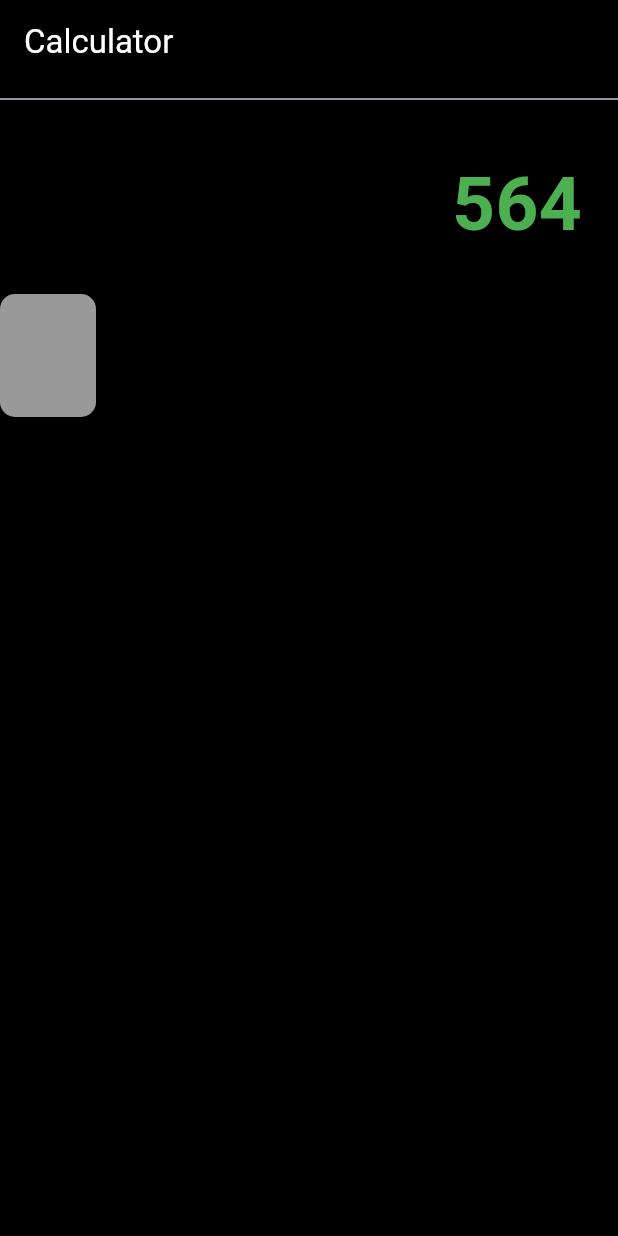
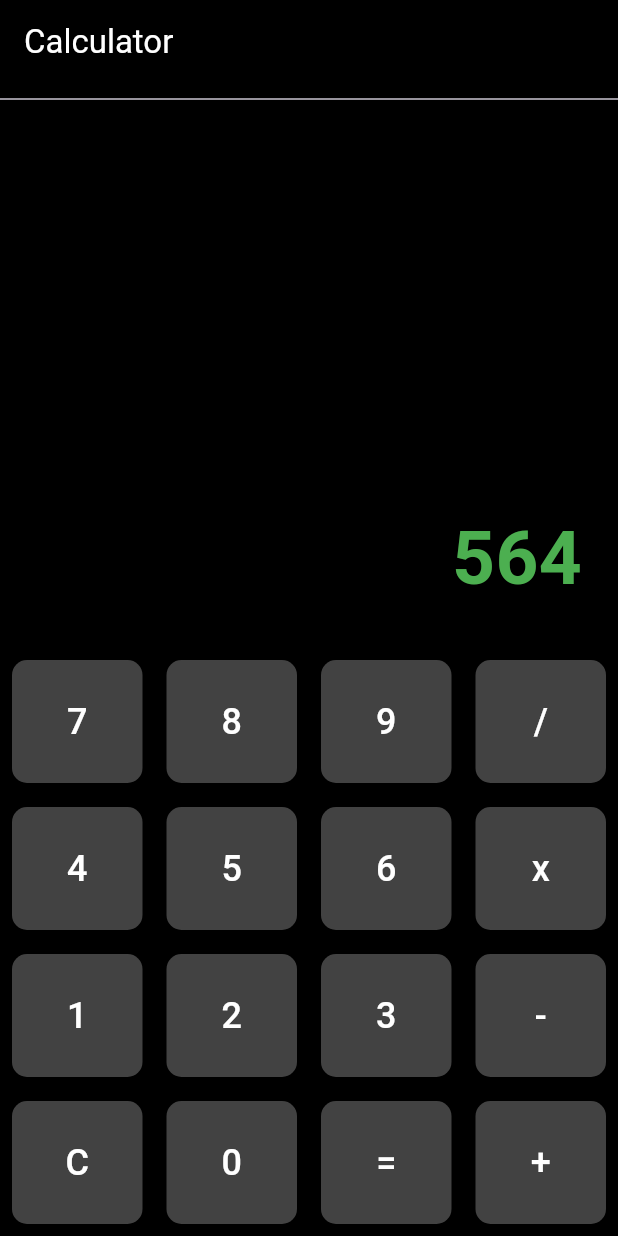
Before and after one commit to neelislam/Flutter-Ostad, a Flutter app: the screen it shows after launch, on a phone screen of 412 x 824 dp. Run offline on Flutter 3.47's test engine with Material 3 defaults, Android fonts, the light colour scheme and no system bars; our stand-ins replace device_preview.

Commit message:
Calculator

```diff
--- a/lib/Module 11/class 2/calculator_app.dart
+++ b/lib/Module 11/class 2/calculator_app.dart
@@ -1,5 +1,4 @@
 import 'package:flutter/material.dart';
-
 import '../../widget/Calculator_Buttons.dart';
 class CalculatorApp extends StatefulWidget {
   const CalculatorApp({super.key});
@@ -17,14 +16,12 @@ class _CalculatorAppState extends State<CalculatorApp> {
         title: Text('Calculator',
           style: TextStyle(color: Colors.white),),
         backgroundColor: Colors.black,
-
       ),
       body: Column(
-
-
         children: [
           Divider(height: 20,),
-          Container(
+          Expanded(
+            child: Container(
               alignment: Alignment.bottomRight,
               padding: EdgeInsets.all(24),
               child: Text('564',
@@ -34,11 +31,44 @@ class _CalculatorAppState extends State<CalculatorApp> {
                 fontSize: 50,
               ),),
             ),
+          ),
 
 
           Row(
             children: [
-              calculator_buttons(color: null, text: '', onClick: () {  },),
+              calculator_buttons(color: null, text: '7', onClick: () {  },),
+              calculator_buttons(color: null, text: '8', onClick: () {  },),
+              calculator_buttons(color: null, text: '9', onClick: () {  },),
+              calculator_buttons(color: null, text: '/', onClick: () {  },),
+
+            ],
+          ),
+          Row(
+            children: [
+              calculator_buttons(color: null, text: '4', onClick: () {  },),
+              calculator_buttons(color: null, text: '5', onClick: () {  },),
+              calculator_buttons(color: null, text: '6', onClick: () {  },),
+              calculator_buttons(color: null, text: 'x', onClick: () {  },),
+
+            ],
+          ),
+          Row(
+            children: [
+              calculator_buttons(color: null, text: '1', onClick: () {  },),
+              calculator_buttons(color: null, text: '2', onClick: () {  },),
+              calculator_buttons(color: null, text: '3', onClick: () {  },),
+              calculator_buttons(color: null, text: '-', onClick: () {  },),
+
+            ],
+          ),
+          Row(
+            children: [
+              calculator_buttons(color: null, text: 'C', onClick: () {  },),
+
+              calculator_buttons(color: null, text: '0', onClick: () {  },),
+
+              calculator_buttons(color: null, text: '=', onClick: () {  },),
+              calculator_buttons(color: null, text: '+', onClick: () {  },),
 
             ],
           ),
--- a/lib/widget/Calculator_Buttons.dart
+++ b/lib/widget/Calculator_Buttons.dart
@@ -14,12 +14,15 @@ class calculator_buttons extends StatelessWidget {
 
   @override
   Widget build(BuildContext context) {
-    return ElevatedButton(
+    return Expanded(
+      child: Padding(
+        padding: EdgeInsets.all(8),
+        child: ElevatedButton(
             style: ElevatedButton.styleFrom(
               padding: EdgeInsets.all(24),
               shape: RoundedRectangleBorder(
                 borderRadius: BorderRadius.circular(10),),
-          backgroundColor: color?? Colors.white60,
+              backgroundColor: color?? Colors.grey[800],
             ),
 
             onPressed: (){},
@@ -29,6 +32,8 @@ class calculator_buttons extends StatelessWidget {
                 color: Colors.white,
               ),
             )
+        ),
+      ),
     );
   }
 }
```
Lines whose indentation alone changed are shown as unchanged.
